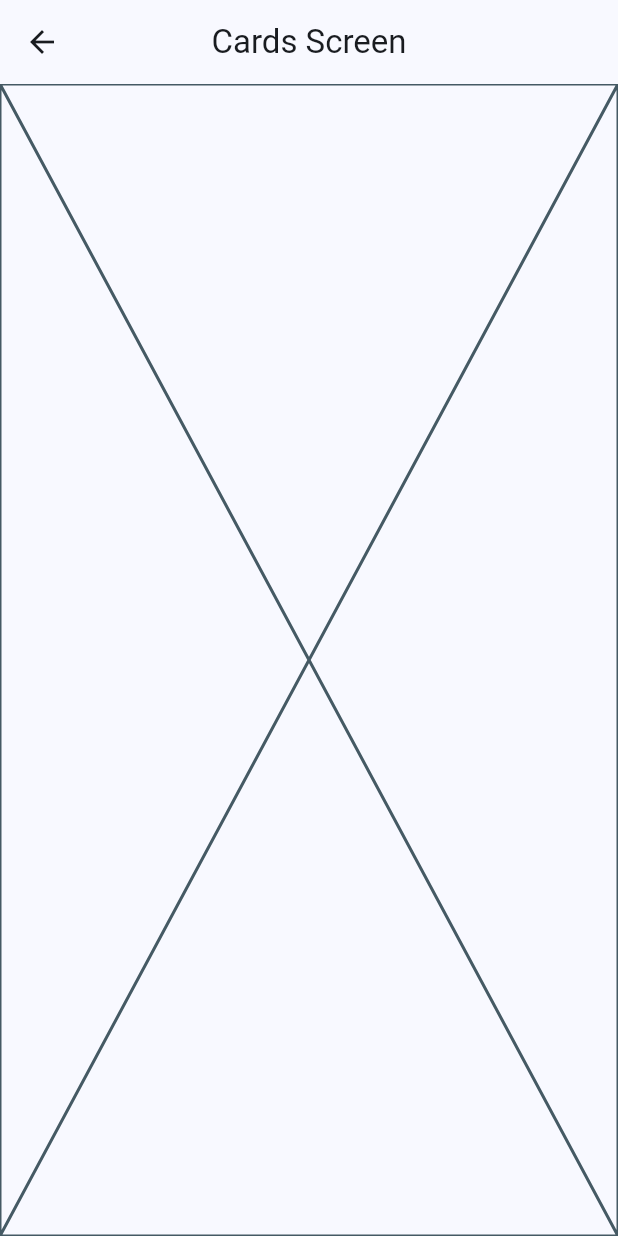
After one commit to eme-hache/widgets_app, a Flutter app: the CardsScreen screen opened by its route, on a phone screen of 412 x 824 dp. The commit adds this screen. Run offline on Flutter 3.47's test engine with Material 2 defaults, Android fonts, the phone set to English and light mode, and no system bars.

Commit message:
feat: add new screens and routes

```diff
--- a/lib/config/menu/menu_item.dart
+++ b/lib/config/menu/menu_item.dart
@@ -22,6 +22,6 @@ const appMenuItems = <MenuItem>[
   MenuItem(
       title: 'Tarjetas',
       subtitle: 'Un contenedor estilizado',
-      link: '/card',
+      link: '/cards',
       icon: Icons.credit_card),
 ];
--- a/lib/main.dart
+++ b/lib/main.dart
@@ -1,5 +1,7 @@
 import 'package:flutter/material.dart';
 import 'package:widgets_app/config/theme/app_theme.dart';
+import 'package:widgets_app/presentation/screens/buttons/buttons_screen.dart';
+import 'package:widgets_app/presentation/screens/cards/cards_screen.dart';
 import 'package:widgets_app/presentation/screens/home/home_screen.dart';
 
 void main() {
@@ -14,7 +16,11 @@ class MainApp extends StatelessWidget {
     return MaterialApp(
       debugShowCheckedModeBanner: false,
       theme: AppTheme(selectedColor: 0).getTheme(),
-      home: const HomeScreen()
+      home: const HomeScreen(),
+      routes: {
+        '/buttons': (context) => const ButtonsScreen(),
+        '/cards': (context) => const CardsScreen()
+      },
     );
   }
 }
--- /dev/null
+++ b/lib/presentation/screens/cards/cards_screen.dart
@@ -0,0 +1,15 @@
+import 'package:flutter/material.dart';
+
+class CardsScreen extends StatelessWidget {
+  const CardsScreen({super.key});
+
+  @override
+  Widget build(BuildContext context) {
+    return Scaffold(
+      appBar: AppBar(
+        title: const Text('Cards Screen'),
+      ),
+      body: const Placeholder()
+    );
+  }
+}
--- a/lib/presentation/screens/home/home_screen.dart
+++ b/lib/presentation/screens/home/home_screen.dart
@@ -1,5 +1,6 @@
 import 'package:flutter/material.dart';
 import 'package:widgets_app/config/menu/menu_item.dart';
+import 'package:widgets_app/presentation/screens/buttons/buttons_screen.dart';
 
 class HomeScreen extends StatelessWidget {
   const HomeScreen({super.key});
@@ -51,7 +52,9 @@ class _CustomListTile extends StatelessWidget {
       title: Text(menuItem.title),
       subtitle: Text(menuItem.subtitle),
       onTap: () {
-        //TODO: navegar a otra pantalla
+        // Navigator.of(context).push(
+        //     MaterialPageRoute(builder: (context) => const ButtonsScreen()));
+        Navigator.pushNamed(context, menuItem.link);
       },
     );
   }
```
Also changed, not shown: lib/presentation/screens/buttons/buttons_screen.dart (added, +15 -0 lines).
